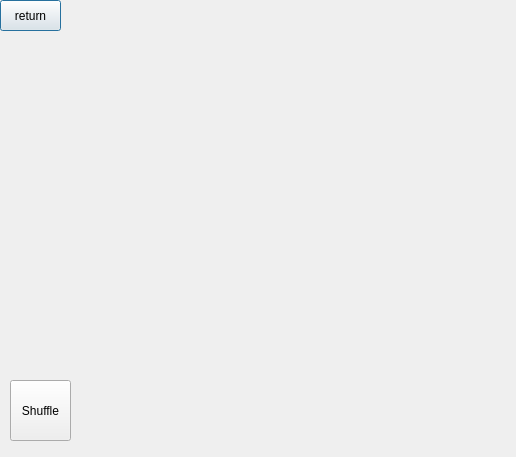
Before: the Qt Designer form sheep_and_sheep/game.ui in Phoenix-PKU/PracticeofProgramming, drawn with Qt 5.
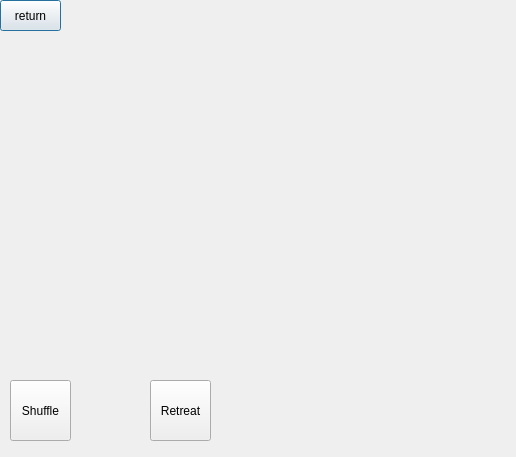
After: the same form once the commit is applied.

Commit message: Merge picture-covering and retreat button

Diff of the .ui file:
```diff
--- a/sheep_and_sheep/game.ui
+++ b/sheep_and_sheep/game.ui
@@ -39,6 +39,19 @@
     <string>Shuffle</string>
    </property>
   </widget>
+  <widget class="QPushButton" name="retreat">
+   <property name="geometry">
+    <rect>
+     <x>150</x>
+     <y>380</y>
+     <width>61</width>
+     <height>61</height>
+    </rect>
+   </property>
+   <property name="text">
+    <string>Retreat</string>
+   </property>
+  </widget>
  </widget>
  <resources/>
  <connections/>
```
Left out of the diff: 5 changed lines with no effect on the pictures. The commit also changes 4 other files.
